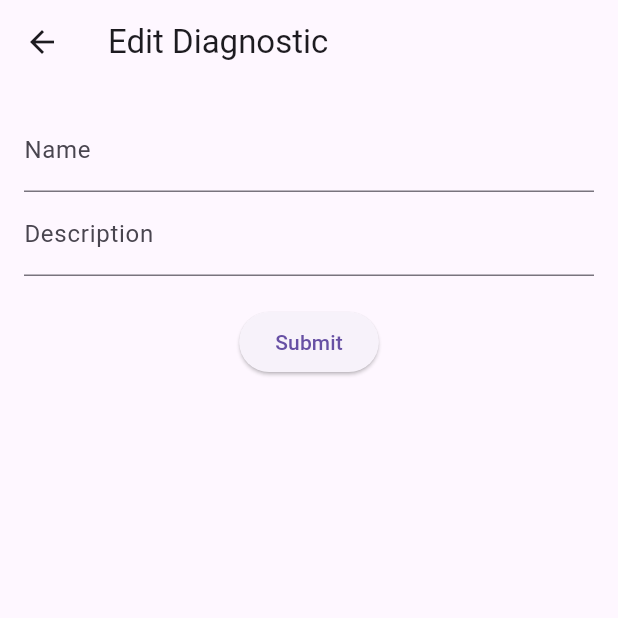
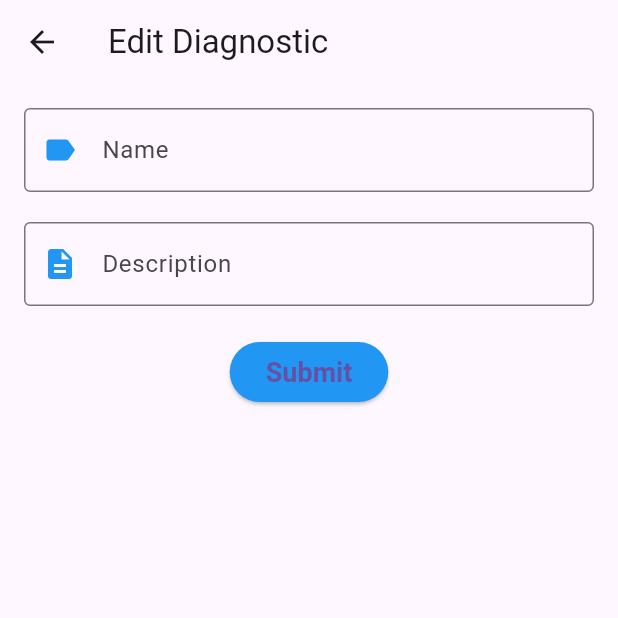
Before and after one commit to MindTrack-WX64/Flutter_App_MindTrack, a Flutter app: the DiagnosticEditView screen opened directly with empty values, on a phone screen of 412 x 824 dp, the top half of it. Run offline on Flutter 3.47's test engine with Material 3 defaults, Android fonts, the phone set to English and light mode, and no system bars; network calls fail.

Commit message:
update ui

```diff
--- a/lib/diagnostic/UI/pages/diagnostic_edit_view.dart
+++ b/lib/diagnostic/UI/pages/diagnostic_edit_view.dart
@@ -47,7 +47,14 @@ class _DiagnosticEditViewState extends State<DiagnosticEditView> {
             children: [
               TextFormField(
                 controller: _nameController,
-                decoration: InputDecoration(labelText: 'Name'),
+                decoration: InputDecoration(
+                  labelText: 'Name',
+                  prefixIcon: Icon(Icons.label, color: Colors.blue),
+                  border: OutlineInputBorder(),
+                  focusedBorder: OutlineInputBorder(
+                    borderSide: BorderSide(color: Colors.blue),
+                  ),
+                ),
                 validator: (value) {
                   if (value == null || value.isEmpty) {
                     return 'Please enter a name';
@@ -55,9 +62,17 @@ class _DiagnosticEditViewState extends State<DiagnosticEditView> {
                   return null;
                 },
               ),
+              SizedBox(height: 20),
               TextFormField(
                 controller: _descriptionController,
-                decoration: InputDecoration(labelText: 'Description'),
+                decoration: InputDecoration(
+                  labelText: 'Description',
+                  prefixIcon: Icon(Icons.description, color: Colors.blue),
+                  border: OutlineInputBorder(),
+                  focusedBorder: OutlineInputBorder(
+                    borderSide: BorderSide(color: Colors.blue),
+                  ),
+                ),
                 validator: (value) {
                   if (value == null || value.isEmpty) {
                     return 'Please enter a description';
@@ -69,6 +84,10 @@ class _DiagnosticEditViewState extends State<DiagnosticEditView> {
               ElevatedButton(
                 onPressed: _submitForm,
                 child: Text('Submit'),
+                style: ElevatedButton.styleFrom(
+                  backgroundColor: Colors.blue,
+                  textStyle: TextStyle(fontSize: 18, fontWeight: FontWeight.bold),
+                ),
               ),
             ],
           ),
```
Also changed, not shown: lib/clinical-history/UI/pages/clinical_professional_view.dart (+32 -22 lines), lib/diagnostic/UI/pages/diagnosticView.dart (+44 -1 lines).
